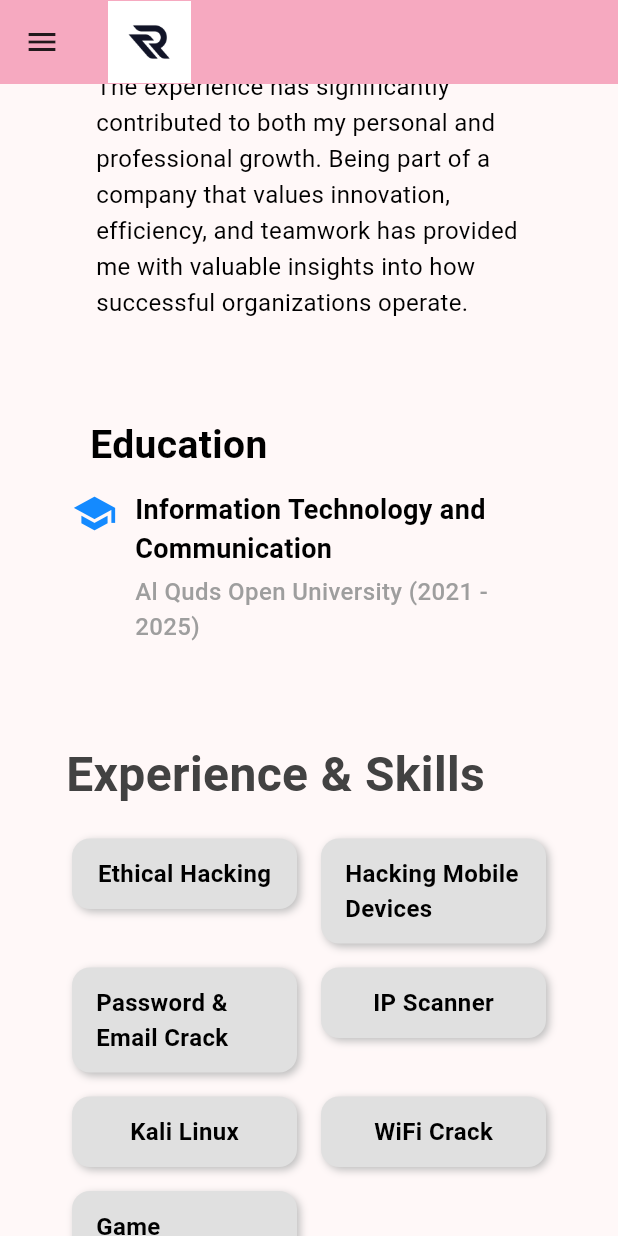
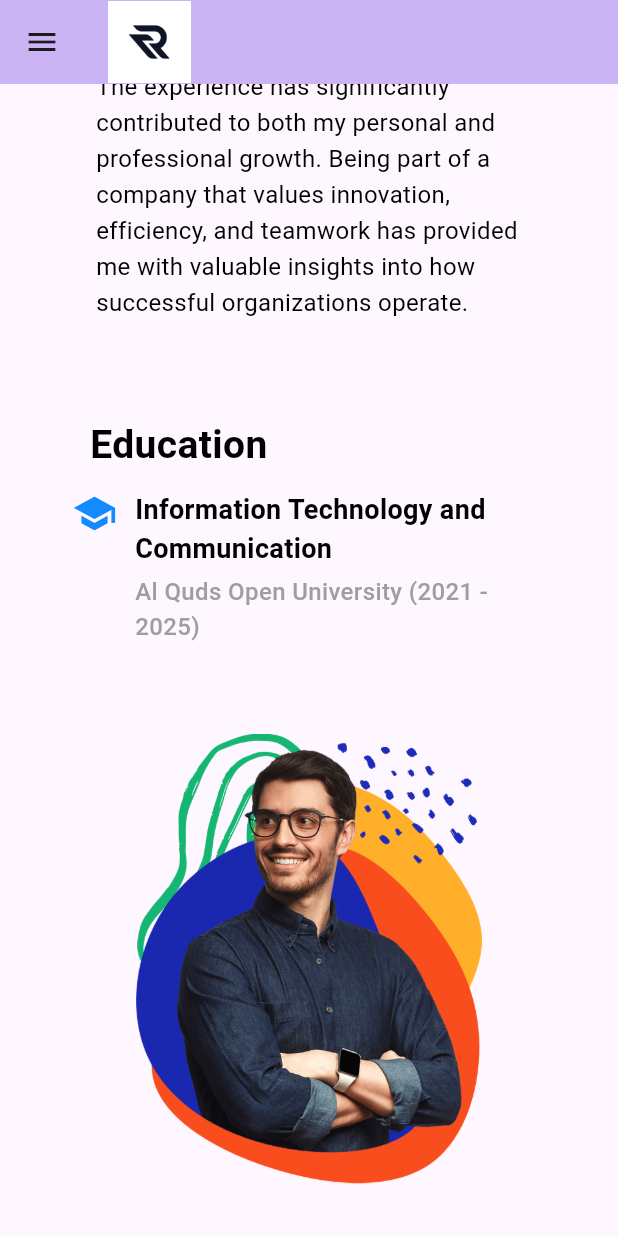
Before and after one commit to ramiwzayed/portfolio, a Flutter app: the screen it shows after launch, scrolled down 576 dp, on a phone screen of 412 x 824 dp. Run offline on Flutter 3.47's test engine with Material 3 defaults, Android fonts, the phone set to English and light mode, and no system bars.

Commit message:
Revert "Remove skills section and refactor themes and layouts."
This reverts commit fcc53a37d55ec41046d433f818b523b9b39161e0.

```diff
--- a/lib/main.dart
+++ b/lib/main.dart
@@ -3,6 +3,7 @@ import 'package:portfolio/sections/contact/contact.dart';
 import 'package:portfolio/sections/education/education.dart';
 import 'package:portfolio/sections/experience/experience.dart';
 import 'package:portfolio/sections/home/home.dart';
+import 'package:portfolio/sections/skills/skills.dart';
 import 'package:portfolio/sections/work/work.dart';
 
 void main() {
@@ -26,14 +27,13 @@ class _MyAppState extends State<MyApp> {
       debugShowCheckedModeBanner: false,
       theme: ThemeData(
         colorScheme: ColorScheme.fromSeed(
-          seedColor: Theme.of(context).brightness == Brightness.dark
-              ? Colors.white
-              : Colors.black,
+          seedColor: Colors.deepPurple,
+          brightness: Brightness.light,
         ),
       ),
       darkTheme: ThemeData(
         colorScheme: ColorScheme.fromSeed(
-          seedColor: Colors.black,
+          seedColor: Colors.deepPurple,
           brightness: Brightness.dark,
         ),
       ),
@@ -72,6 +72,7 @@ class _MyHomePageState extends State<MyHomePage> {
     'Hero': GlobalKey(),
     'Work': GlobalKey(),
     'Education': GlobalKey(),
+    'Skills': GlobalKey(),
     'Experience': GlobalKey(),
     'Contact': GlobalKey(),
   };
@@ -184,13 +185,17 @@ class _MyHomePageState extends State<MyHomePage> {
         child: EducationSection(),
       ),
       Container(
+        key: _sectionKeys['Skills'],
+        child: SkillsSection(),
+      ),
+      Container(
         key: _sectionKeys['Experience'],
         child: ExperienceSection(),
       ),
       Container(
         key: _sectionKeys['Contact'],
         child: ContactSection(),
-      )
+      ),
     ];
   }
 
--- a/lib/sections/experience/experience.dart
+++ b/lib/sections/experience/experience.dart
@@ -1,4 +1,5 @@
 import 'package:flutter/material.dart';
+import 'package:portfolio/sections/experience/ExperienceItems.dart';
 
 class ExperienceSection extends StatelessWidget {
   const ExperienceSection({super.key});
@@ -6,7 +7,45 @@ class ExperienceSection extends StatelessWidget {
   @override
   Widget build(BuildContext context) {
     final isDarkMode = Theme.of(context).brightness == Brightness.dark;
+    return Container(
+      padding: const EdgeInsets.symmetric(horizontal: 20.0, vertical: 25.0),
+      child: Column(
+        crossAxisAlignment: CrossAxisAlignment.start,
+        children: [
+          Text(
+            'Experience',
+            style: TextStyle(
+              fontSize: 34,
+              fontWeight: FontWeight.bold,
+              color: isDarkMode ? Colors.white : Colors.black,
+              letterSpacing: 1.2,
+              shadows: [
+                Shadow(
+                  color: isDarkMode ? Colors.white : Colors.black,
+                  blurRadius: 8, // Lifted appearance for the title
+                  offset: Offset(2, 2),
+                ),
+              ],
+            ),
+          ),
+          const SizedBox(height: 12.0),
+          Text(
+            'Here are some of the skills and tools I’ve worked with:',
+            style: TextStyle(
+              fontSize: 18,
+              color: Theme.of(context).brightness == Brightness.dark
+                  ? Colors.white
+                  : Colors.black,
+            ),
+          ),
+          const SizedBox(height: 24.0),
+          ..._buildExperienceList(context),
+        ],
+      ),
+    );
+  }
 
+  List<Widget> _buildExperienceList(BuildContext context) {
     const experiences = [
       'Ethical Hacking',
       'Hacking Mobile Devices',
@@ -17,58 +56,16 @@ class ExperienceSection extends StatelessWidget {
       'Game Development',
     ];
 
-    return SingleChildScrollView(
-      padding: const EdgeInsets.symmetric(horizontal: 16.0, vertical: 24.0),
-      child: Column(
-        crossAxisAlignment: CrossAxisAlignment.start,
-        children: [
-          Text(
-            'Experience & Skills',
-            style: TextStyle(
-              fontSize: 32.0,
-              fontWeight: FontWeight.bold,
-              color: isDarkMode ? Colors.grey[300] : Colors.grey[800],
-            ),
-          ),
-          const SizedBox(height: 16.0),
-          Wrap(
-            spacing: 8.0,
-            runSpacing: 8.0,
-            children: experiences.map((experience) {
-              return _buildExperienceCard(experience, isDarkMode);
-            }).toList(),
-          ),
-        ],
-      ),
-    );
-  }
-
-  Widget _buildExperienceCard(String experience, bool isDarkMode) {
-    return GestureDetector(
-      onTap: () {},
-      child: Container(
-        width: 150.0,
-        margin: const EdgeInsets.symmetric(horizontal: 4.0, vertical: 4.0),
-        padding: const EdgeInsets.symmetric(horizontal: 16.0, vertical: 12.0),
-        decoration: BoxDecoration(
-          borderRadius: BorderRadius.circular(12.0),
-          color: isDarkMode ? Colors.grey[800] : Colors.grey[300],
-          boxShadow: [
-            BoxShadow(
-              color: isDarkMode ? Colors.black54 : Colors.grey[400]!,
-              blurRadius: 4.0,
-              offset: const Offset(2, 2),
-            ),
-          ],
-        ),
-        child: Center(
-          child: Text(
-            experience,
-            style: TextStyle(
-              fontSize: 16.0,
-              fontWeight: FontWeight.bold,
-              color: isDarkMode ? Colors.white : Colors.black,
-            ),
+    return List.generate(
+      experiences.length,
+      (index) => Padding(
+        padding: const EdgeInsets.symmetric(vertical: 10.0),
+        child: GestureDetector(
+          onTap: () {
+            // Optional: Add action for item click
+          },
+          child: ExperienceItem(
+            experienceText: experiences[index], // Use the reusable widget
           ),
         ),
       ),
--- a/lib/sections/skills/skills.dart
+++ b/lib/sections/skills/skills.dart
@@ -1,57 +1,94 @@
-// import 'package:flutter/material.dart';
-// import 'package:portfolio/sections/skills/skills_chip_widget.dart';
-//
-// class SkillsSection extends StatelessWidget {
-//   const SkillsSection({super.key});
-//
-//   @override
-//   Widget build(BuildContext context) {
-//     final isDarkMode = Theme.of(context).brightness == Brightness.dark;
-//
-//     return _buildTextContent(isDarkMode);
-//   }
-//
-//   Widget _buildTextContent(bool isDarkMode) {
-//     return Padding(
-//       padding: const EdgeInsets.symmetric(horizontal: 24.0),
-//       child: Column(
-//         mainAxisAlignment: MainAxisAlignment.center,
-//         crossAxisAlignment: CrossAxisAlignment.start,
-//         children: [
-//           Text(
-//             'Skills & Expertise',
-//             style: TextStyle(
-//               fontSize: 28,
-//               fontWeight: FontWeight.bold,
-//               color: isDarkMode ? Colors.white : Colors.black,
-//             ),
-//           ),
-//           const SizedBox(height: 16.0),
-//           Column(
-//             crossAxisAlignment: CrossAxisAlignment.start,
-//             children: _buildSkillWidgets(),
-//           ),
-//         ],
-//       ),
-//     );
-//   }
-//
-//   List<Widget> _buildSkillWidgets() {
-//     const skills = [
-//       'HTML',
-//       'CSS/SCSS',
-//       'JavaScript/TypeScript',
-//       'Java',
-//       'Python',
-//       'C++',
-//     ];
-//
-//     return skills
-//         .map((skill) => Padding(
-//               padding:
-//                   const EdgeInsets.only(bottom: 8.0), // Space between skills
-//               child: SkillChip(skill: skill),
-//             ))
-//         .toList();
-//   }
-// }
+import 'package:flutter/material.dart';
+import 'package:portfolio/sections/skills/skills_chip_widget.dart';
+
+class SkillsSection extends StatelessWidget {
+  const SkillsSection({super.key});
+
+  @override
+  Widget build(BuildContext context) {
+    final isDarkMode = Theme.of(context).brightness == Brightness.dark;
+
+    return LayoutBuilder(
+      builder: (context, constraints) {
+        final isWideScreen = constraints.maxWidth > 800;
+
+        return Container(
+          padding: const EdgeInsets.all(20.0),
+          child: isWideScreen
+              ? Row(
+                  mainAxisAlignment: MainAxisAlignment.center,
+                  crossAxisAlignment: CrossAxisAlignment.center,
+                  children: [
+                    Image.asset(
+                      'assets/person_small.png',
+                      height: 500,
+                      width: 500,
+                    ),
+                    const SizedBox(width: 24.0),
+                    Expanded(
+                      child: _buildTextContent(isDarkMode),
+                    ),
+                  ],
+                )
+              : Column(
+                  mainAxisAlignment: MainAxisAlignment.center,
+                  crossAxisAlignment: CrossAxisAlignment.center,
+                  children: [
+                    Image.asset(
+                      'assets/person_small.png',
+                      height: 300,
+                      width: 300,
+                    ),
+                    const SizedBox(height: 48.0),
+                    _buildTextContent(isDarkMode),
+                  ],
+                ),
+        );
+      },
+    );
+  }
+
+  Widget _buildTextContent(bool isDarkMode) {
+    return Padding(
+      padding: const EdgeInsets.symmetric(horizontal: 24.0),
+      child: Column(
+        mainAxisAlignment: MainAxisAlignment.center,
+        crossAxisAlignment: CrossAxisAlignment.start,
+        children: [
+          Text(
+            'Skills & Expertise',
+            style: TextStyle(
+              fontSize: 28,
+              fontWeight: FontWeight.bold,
+              color: isDarkMode ? Colors.white : Colors.black,
+            ),
+          ),
+          const SizedBox(height: 16.0),
+          Column(
+            crossAxisAlignment: CrossAxisAlignment.start,
+            children: _buildSkillWidgets(),
+          ),
+        ],
+      ),
+    );
+  }
+
+  List<Widget> _buildSkillWidgets() {
+    const skills = [
+      'HTML',
+      'CSS/SCSS',
+      'JavaScript/TypeScript',
+      'Java',
+      'Python',
+      'C++',
+    ];
+
+    return skills
+        .map((skill) => Padding(
+              padding:
+                  const EdgeInsets.only(bottom: 8.0), // Space between skills
+              child: SkillChip(skill: skill),
+            ))
+        .toList();
+  }
+}
--- a/lib/sections/skills/skills_chip_widget.dart
+++ b/lib/sections/skills/skills_chip_widget.dart
@@ -24,6 +24,9 @@ class SkillChip extends StatelessWidget {
           fontWeight: FontWeight.bold,
         ),
       ),
+      backgroundColor: Colors.deepPurpleAccent,
+      elevation: 4,
+      shadowColor: Colors.black45,
       padding: const EdgeInsets.symmetric(horizontal: 14, vertical: 10),
       shape: RoundedRectangleBorder(
         borderRadius: BorderRadius.circular(12.0),
```
Also changed, not shown: lib/sections/Main/Main1.dart (+7 -5 lines), lib/sections/contact/contact.dart (+37 -46 lines), lib/sections/home/home.dart (+21 -1 lines).
